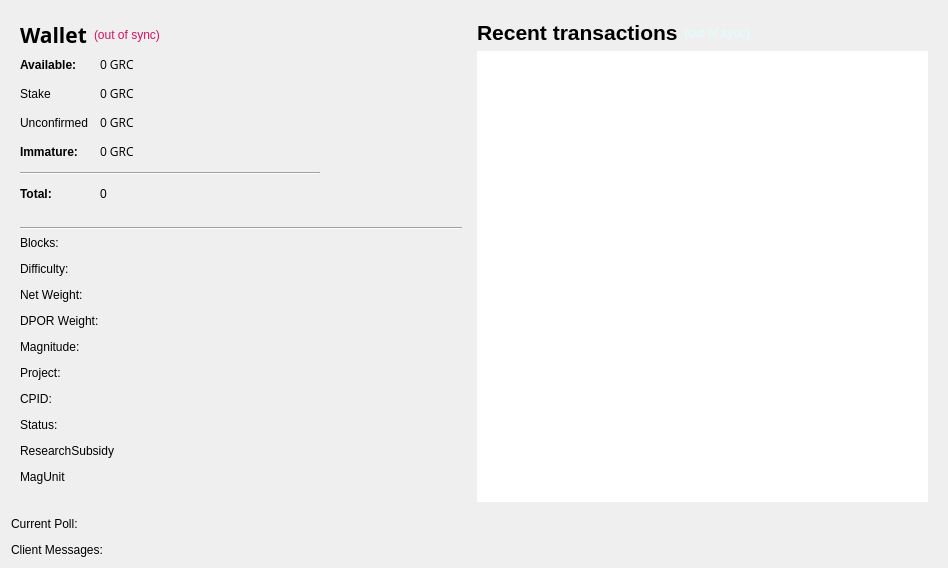
Before: the Qt Designer form src/qt/forms/overviewpage.ui in gridcoin-community/Gridcoin-Research, drawn with Qt 5.
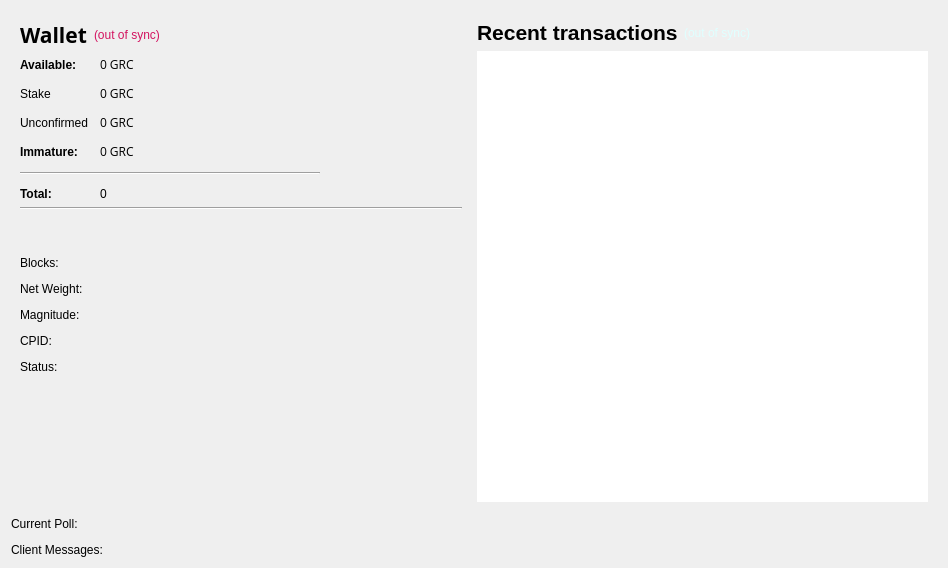
After: the same form once the commit is applied.

Commit message: Add statistics page to main window and make overviewpage less crowded

```diff
--- a/src/qt/forms/overviewpage.ui
+++ b/src/qt/forms/overviewpage.ui
@@ -293,6 +293,13 @@
             </item>
            </layout>
           </item>
+          <item>
+           <widget class="Line" name="line_2">
+            <property name="orientation">
+             <enum>Qt::Horizontal</enum>
+            </property>
+           </widget>
+          </item>
           <item>
            <spacer name="verticalSpacer">
             <property name="orientation">
@@ -304,18 +311,11 @@
             <property name="sizeHint" stdset="0">
              <size>
               <width>20</width>
-              <height>20</height>
+              <height>40</height>
              </size>
             </property>
            </spacer>
           </item>
-          <item>
-           <widget class="Line" name="line_2">
-            <property name="orientation">
-             <enum>Qt::Horizontal</enum>
-            </property>
-           </widget>
-          </item>
           <item>
            <layout class="QFormLayout" name="formLayout">
             <property name="fieldGrowthPolicy">
@@ -345,30 +345,13 @@
              </widget>
             </item>
             <item row="1" column="0">
-             <widget class="QLabel" name="label_8">
-              <property name="text">
-               <string>Difficulty:</string>
-              </property>
-             </widget>
-            </item>
-            <item row="1" column="1">
-             <widget class="QLabel" name="labelDifficulty">
-              <property name="text">
-               <string notr="true"/>
-              </property>
-              <property name="textInteractionFlags">
-               <set>Qt::LinksAccessibleByMouse|Qt::TextSelectableByKeyboard|Qt::TextSelectableByMouse</set>
-              </property>
-             </widget>
-            </item>
-            <item row="2" column="0">
              <widget class="QLabel" name="label_11">
               <property name="text">
                <string>Net Weight:</string>
               </property>
              </widget>
             </item>
-            <item row="2" column="1">
+            <item row="1" column="1">
              <widget class="QLabel" name="labelNetWeight">
               <property name="text">
                <string notr="true"/>
@@ -378,56 +361,28 @@
               </property>
              </widget>
             </item>
-            <item row="3" column="0">
-             <widget class="QLabel" name="label_7">
-              <property name="text">
-               <string>DPOR Weight:</string>
-              </property>
-             </widget>
-            </item>
-            <item row="3" column="1">
-             <widget class="QLabel" name="labelDporWeight">
-              <property name="text">
-               <string notr="true"/>
-              </property>
-             </widget>
-            </item>
-            <item row="4" column="0">
+            <item row="2" column="0">
              <widget class="QLabel" name="label_13">
               <property name="text">
                <string>Magnitude:</string>
               </property>
              </widget>
             </item>
-            <item row="4" column="1">
+            <item row="2" column="1">
              <widget class="QLabel" name="labelMagnitude">
               <property name="text">
                <string notr="true"/>
               </property>
              </widget>
             </item>
-            <item row="5" column="0">
-             <widget class="QLabel" name="label_14">
-              <property name="text">
-               <string>Project:</string>
-              </property>
-             </widget>
-            </item>
-            <item row="5" column="1">
-             <widget class="QLabel" name="labelProject">
-              <property name="text">
-               <string notr="true"/>
-              </property>
-             </widget>
-            </item>
-            <item row="6" column="0">
+            <item row="3" column="0">
              <widget class="QLabel" name="label_15">
               <property name="text">
                <string>CPID:</string>
               </property>
              </widget>
             </item>
-            <item row="6" column="1">
+            <item row="3" column="1">
              <widget class="QLabel" name="labelCpid">
               <property name="text">
                <string notr="true"/>
@@ -437,7 +392,7 @@
               </property>
              </widget>
             </item>
-            <item row="7" column="0">
+            <item row="4" column="0">
              <widget class="QLabel" name="label_16">
               <property name="text">
                <string>Status:</string>
@@ -447,7 +402,7 @@
               </property>
              </widget>
             </item>
-            <item row="7" column="1">
+            <item row="4" column="1">
              <widget class="QLabel" name="labelStatus">
               <property name="text">
                <string notr="true"/>
@@ -457,32 +412,6 @@
               </property>
              </widget>
             </item>
-            <item row="8" column="0">
-             <widget class="QLabel" name="label_18">
-              <property name="text">
-               <string>ResearchSubsidy</string>
-              </property>
-              <property name="textInteractionFlags">
-               <set>Qt::LinksAccessibleByMouse|Qt::TextSelectableByKeyboard|Qt::TextSelectableByMouse</set>
-              </property>
-             </widget>
-            </item>
-            <item row="8" column="1">
-             <widget class="QLabel" name="labelDporSubsidy"/>
-            </item>
-            <item row="9" column="0">
-             <widget class="QLabel" name="label_19">
-              <property name="text">
-               <string>MagUnit</string>
-              </property>
-              <property name="textInteractionFlags">
-               <set>Qt::LinksAccessibleByMouse|Qt::TextSelectableByKeyboard|Qt::TextSelectableByMouse</set>
-              </property>
-             </widget>
-            </item>
-            <item row="9" column="1">
-             <widget class="QLabel" name="labelDporMagUnit"/>
-            </item>
            </layout>
           </item>
          </layout>
```
The commit also changes 8 other files.
